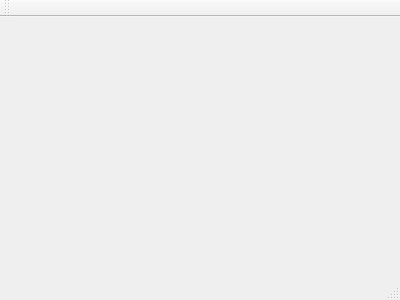
Old version of the form src/ATICCO/ATTICOEXE/uiFiles/mainwindow.ui in the repository KonradMaroszek/An-application-that-identifies-computer-components---ATICCO.
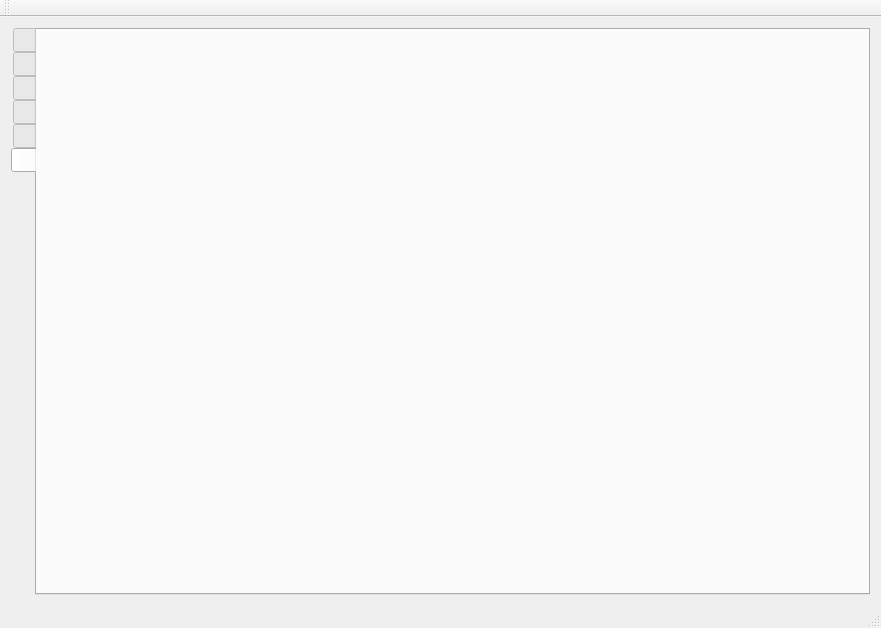
New version of the form. Icons and pictures are not drawn.

Commit message: added new icons to main menu

The edit to the form file:
```diff
--- a/src/ATICCO/ATTICOEXE/uiFiles/mainwindow.ui
+++ b/src/ATICCO/ATTICOEXE/uiFiles/mainwindow.ui
@@ -1,24 +1,150 @@
 <ui version="4.0">
- <class>MainWindow</class>
- <widget class="QMainWindow" name="MainWindow" >
-  <property name="geometry" >
+ <class>AticcoMainWIndow</class>
+ <widget class="QMainWindow" name="AticcoMainWIndow">
+  <property name="geometry">
    <rect>
     <x>0</x>
     <y>0</y>
-    <width>400</width>
-    <height>300</height>
+    <width>881</width>
+    <height>628</height>
    </rect>
   </property>
   <property name="windowTitle" >
    <string>MainWindow</string>
   </property>
-  <widget class="QMenuBar" name="menuBar" />
-  <widget class="QToolBar" name="mainToolBar" />
-  <widget class="QWidget" name="centralWidget" />
-  <widget class="QStatusBar" name="statusBar" />
+  <widget class="QWidget" name="centralWidget">
+   <layout class="QVBoxLayout" name="verticalLayout">
+    <item>
+     <widget class="QTabWidget" name="tabWidget">
+      <property name="sizePolicy">
+       <sizepolicy hsizetype="Expanding" vsizetype="Expanding">
+        <horstretch>0</horstretch>
+        <verstretch>0</verstretch>
+       </sizepolicy>
+      </property>
+      <property name="focusPolicy">
+       <enum>Qt::WheelFocus</enum>
+      </property>
+      <property name="layoutDirection">
+       <enum>Qt::LeftToRight</enum>
+      </property>
+      <property name="tabPosition">
+       <enum>QTabWidget::West</enum>
+      </property>
+      <property name="tabShape">
+       <enum>QTabWidget::Rounded</enum>
+      </property>
+      <property name="currentIndex">
+       <number>5</number>
+      </property>
+      <property name="iconSize">
+       <size>
+        <width>64</width>
+        <height>64</height>
+       </size>
+      </property>
+      <property name="elideMode">
+       <enum>Qt::ElideNone</enum>
+      </property>
+      <property name="usesScrollButtons">
+       <bool>true</bool>
+      </property>
+      <property name="documentMode">
+       <bool>false</bool>
+      </property>
+      <property name="tabsClosable">
+       <bool>false</bool>
+      </property>
+      <property name="movable">
+       <bool>false</bool>
+      </property>
+      <property name="tabBarAutoHide">
+       <bool>false</bool>
+      </property>
+      <widget class="QWidget" name="tab">
+       <property name="focusPolicy">
+        <enum>Qt::ClickFocus</enum>
+       </property>
+       <attribute name="icon">
+        <iconset resource="../resources/resources.qrc">
+         <normaloff>:/graphics/png/graphics/png/components.png</normaloff>:/graphics/png/graphics/png/components.png</iconset>
+       </attribute>
+       <attribute name="title">
+        <string/>
+       </attribute>
+      </widget>
+      <widget class="QWidget" name="tab_4">
+       <attribute name="icon">
+        <iconset resource="../resources/resources.qrc">
+         <normaloff>:/graphics/png/graphics/png/motherboard.png</normaloff>:/graphics/png/graphics/png/motherboard.png</iconset>
+       </attribute>
+       <attribute name="title">
+        <string/>
+       </attribute>
+      </widget>
+      <widget class="QWidget" name="tab_3">
+       <attribute name="icon">
+        <iconset resource="../resources/resources.qrc">
+         <normaloff>:/graphics/png/graphics/png/processor.png</normaloff>:/graphics/png/graphics/png/processor.png</iconset>
+       </attribute>
+       <attribute name="title">
+        <string/>
+       </attribute>
+      </widget>
+      <widget class="QWidget" name="tab_2">
+       <attribute name="icon">
+        <iconset resource="../resources/resources.qrc">
+         <normaloff>:/graphics/png/graphics/png/RAM.png</normaloff>:/graphics/png/graphics/png/RAM.png</iconset>
+       </attribute>
+       <attribute name="title">
+        <string/>
+       </attribute>
+      </widget>
+      <widget class="QWidget" name="tab_5">
+       <attribute name="icon">
+        <iconset resource="../resources/resources.qrc">
+         <normaloff>:/graphics/png/graphics/png/hardDisk.png</normaloff>:/graphics/png/graphics/png/hardDisk.png</iconset>
+       </attribute>
+       <attribute name="title">
+        <string/>
+       </attribute>
+      </widget>
+      <widget class="QWidget" name="tab_6">
+       <attribute name="icon">
+        <iconset resource="../resources/resources.qrc">
+         <normaloff>:/graphics/png/graphics/png/tools.png</normaloff>:/graphics/png/graphics/png/tools.png</iconset>
+       </attribute>
+       <attribute name="title">
+        <string/>
+       </attribute>
+      </widget>
+     </widget>
+    </item>
+   </layout>
+  </widget>
+  <widget class="QMenuBar" name="menuBar">
+   <property name="geometry">
+    <rect>
+     <x>0</x>
+     <y>0</y>
+     <width>881</width>
+     <height>21</height>
+    </rect>
+   </property>
+  </widget>
+  <widget class="QToolBar" name="mainToolBar">
+   <attribute name="toolBarArea">
+    <enum>TopToolBarArea</enum>
+   </attribute>
+   <attribute name="toolBarBreak">
+    <bool>false</bool>
+   </attribute>
+  </widget>
+  <widget class="QStatusBar" name="statusBar"/>
  </widget>
- <layoutDefault spacing="6" margin="11" />
- <pixmapfunction></pixmapfunction>
- <resources/>
+ <layoutdefault spacing="6" margin="11"/>
+ <resources>
+  <include location="../resources/resources.qrc"/>
+ </resources>
  <connections/>
 </ui>
```
Left out of the diff: 3 changed lines with no effect on the pictures. The commit also changes 17 other files.
